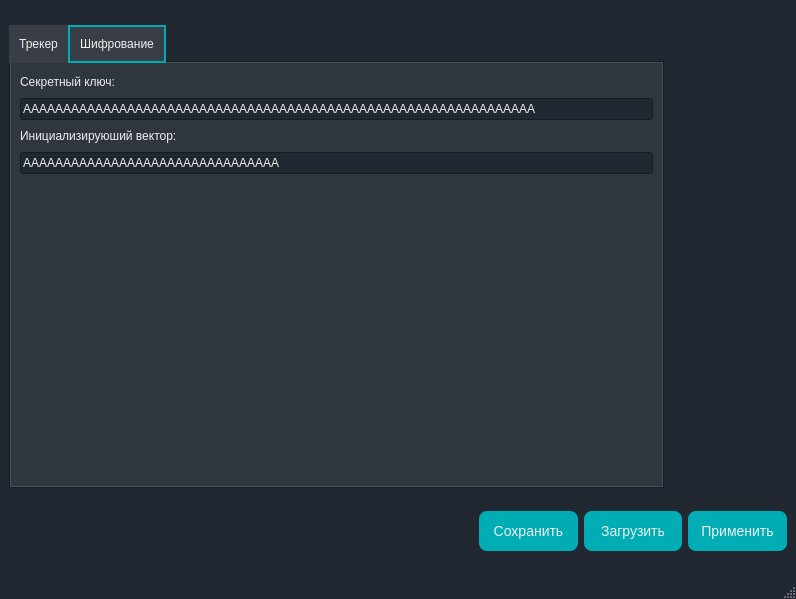
Omazz/SurveillanceTracker, file Programs/Settings/SettingsWindow.ui: the form before one commit.
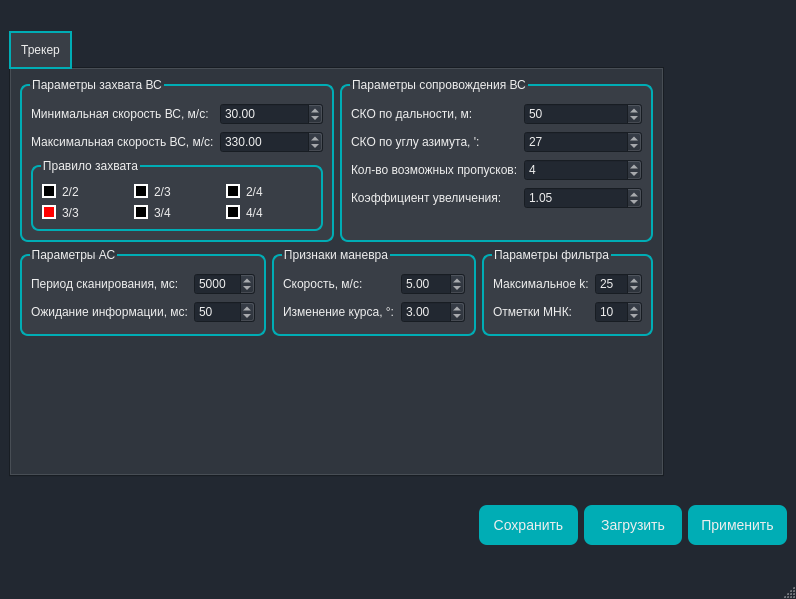
The form after the commit. The open tabs and pages were chosen to show the change.

```diff
--- a/Programs/Settings/SettingsWindow.ui
+++ b/Programs/Settings/SettingsWindow.ui
@@ -557,115 +557,6 @@
         </item>
        </layout>
       </widget>
-      <widget class="QWidget" name="tab_2">
-       <attribute name="title">
-        <string>Шифрование</string>
-       </attribute>
-       <layout class="QGridLayout" name="gridLayout_2">
-        <item row="0" column="0">
-         <layout class="QVBoxLayout" name="verticalLayout_3">
-          <item>
-           <layout class="QVBoxLayout" name="verticalLayout">
-            <item>
-             <layout class="QHBoxLayout" name="horizontalLayout_2">
-              <item>
-               <widget class="QLabel" name="L_key">
-                <property name="sizePolicy">
-                 <sizepolicy hsizetype="Minimum" vsizetype="Preferred">
-                  <horstretch>0</horstretch>
-                  <verstretch>0</verstretch>
-                 </sizepolicy>
-                </property>
-                <property name="text">
-                 <string>Секретный ключ:</string>
-                </property>
-               </widget>
-              </item>
-              <item>
-               <spacer name="horizontalSpacer_2">
-                <property name="orientation">
-                 <enum>Qt::Horizontal</enum>
-                </property>
-                <property name="sizeHint" stdset="0">
-                 <size>
-                  <width>528</width>
-                  <height>20</height>
-                 </size>
-                </property>
-               </spacer>
-              </item>
-             </layout>
-            </item>
-            <item>
-             <widget class="QLineEdit" name="LE_key">
-              <property name="inputMask">
-               <string>HHHHHHHHHHHHHHHHHHHHHHHHHHHHHHHHHHHHHHHHHHHHHHHHHHHHHHHHHHHHHHHH</string>
-              </property>
-              <property name="text">
-               <string>AAAAAAAAAAAAAAAAAAAAAAAAAAAAAAAAAAAAAAAAAAAAAAAAAAAAAAAAAAAAAAAA</string>
-              </property>
-             </widget>
-            </item>
-           </layout>
-          </item>
-          <item>
-           <layout class="QVBoxLayout" name="verticalLayout_2">
-            <item>
-             <layout class="QHBoxLayout" name="horizontalLayout_3">
-              <item>
-               <widget class="QLabel" name="L_iv">
-                <property name="text">
-                 <string>Инициализируюший вектор:</string>
-                </property>
-               </widget>
-              </item>
-              <item>
-               <spacer name="horizontalSpacer_3">
-                <property name="orientation">
-                 <enum>Qt::Horizontal</enum>
-                </property>
-                <property name="sizeHint" stdset="0">
-                 <size>
-                  <width>448</width>
-                  <height>20</height>
-                 </size>
-                </property>
-               </spacer>
-              </item>
-             </layout>
-            </item>
-            <item>
-             <widget class="QLineEdit" name="LE_iv">
-              <property name="inputMask">
-               <string>HHHHHHHHHHHHHHHHHHHHHHHHHHHHHHHH</string>
-              </property>
-              <property name="text">
-               <string>AAAAAAAAAAAAAAAAAAAAAAAAAAAAAAAA</string>
-              </property>
-              <property name="maxLength">
-               <number>32</number>
-              </property>
-             </widget>
-            </item>
-           </layout>
-          </item>
-         </layout>
-        </item>
-        <item row="1" column="0">
-         <spacer name="verticalSpacer">
-          <property name="orientation">
-           <enum>Qt::Vertical</enum>
-          </property>
-          <property name="sizeHint" stdset="0">
-           <size>
-            <width>218</width>
-            <height>302</height>
-           </size>
-          </property>
-         </spacer>
-        </item>
-       </layout>
-      </widget>
      </widget>
     </item>
     <item>
```
